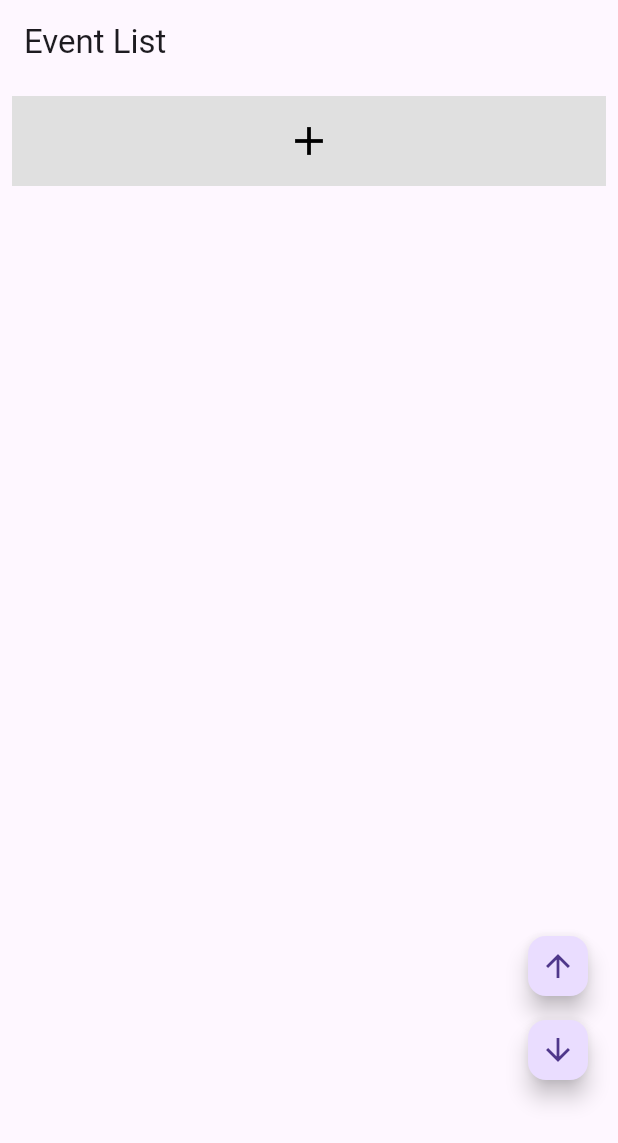
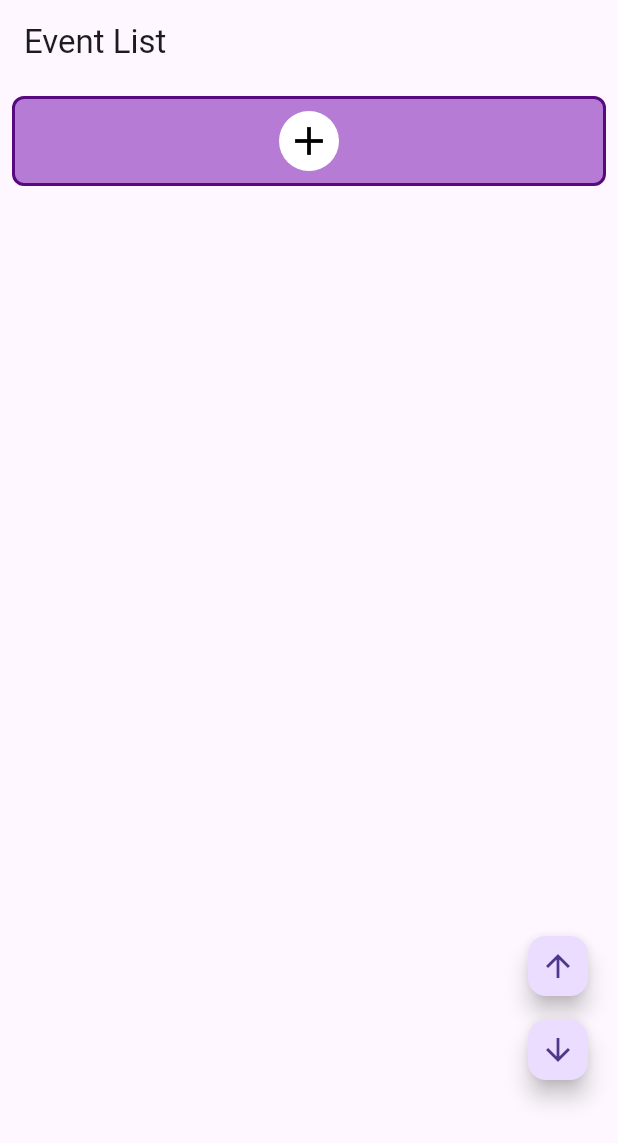
Before and after one commit to emmaframpton/Call-Companion, a Flutter app: the screen it shows after launch, on a phone screen of 412 x 824 dp. Shown: the top 1143 px of the screen. Run offline on Flutter 3.47's test engine with Material 3 defaults, Android fonts, the phone set to English and light mode, and no system bars.

Commit message:
add button fixed

```diff
--- a/lib/main.dart
+++ b/lib/main.dart
@@ -196,9 +196,26 @@ class _EventListPageState extends State<EventListPage> {
                   child: Container(
                     margin: EdgeInsets.all(8.0),
                     height: 60,
-                    color: Colors.grey[300],
+                    decoration: BoxDecoration(
+                      color: Color(0xFFB57BD5), // Rectangle color
+                      border: Border.all(
+                        color: Color(0xFF560A7E), // Border color
+                        width: 2.0,
+                      ),
+                      borderRadius: BorderRadius.circular(8.0), // Optional: add some border radius
+                    ),
                     child: Center(
-                      child: Icon(Icons.add, color: Colors.black, size: 32),
+                      child: Container(
+                        width: 40,
+                        height: 40,
+                        decoration: BoxDecoration(
+                          color: Colors.white, // Circle color
+                          shape: BoxShape.circle,
+                        ),
+                        child: Center(
+                          child: Icon(Icons.add, color: Colors.black, size: 32),
+                        ),
+                      ),
                     ),
                   ),
                 );
```
